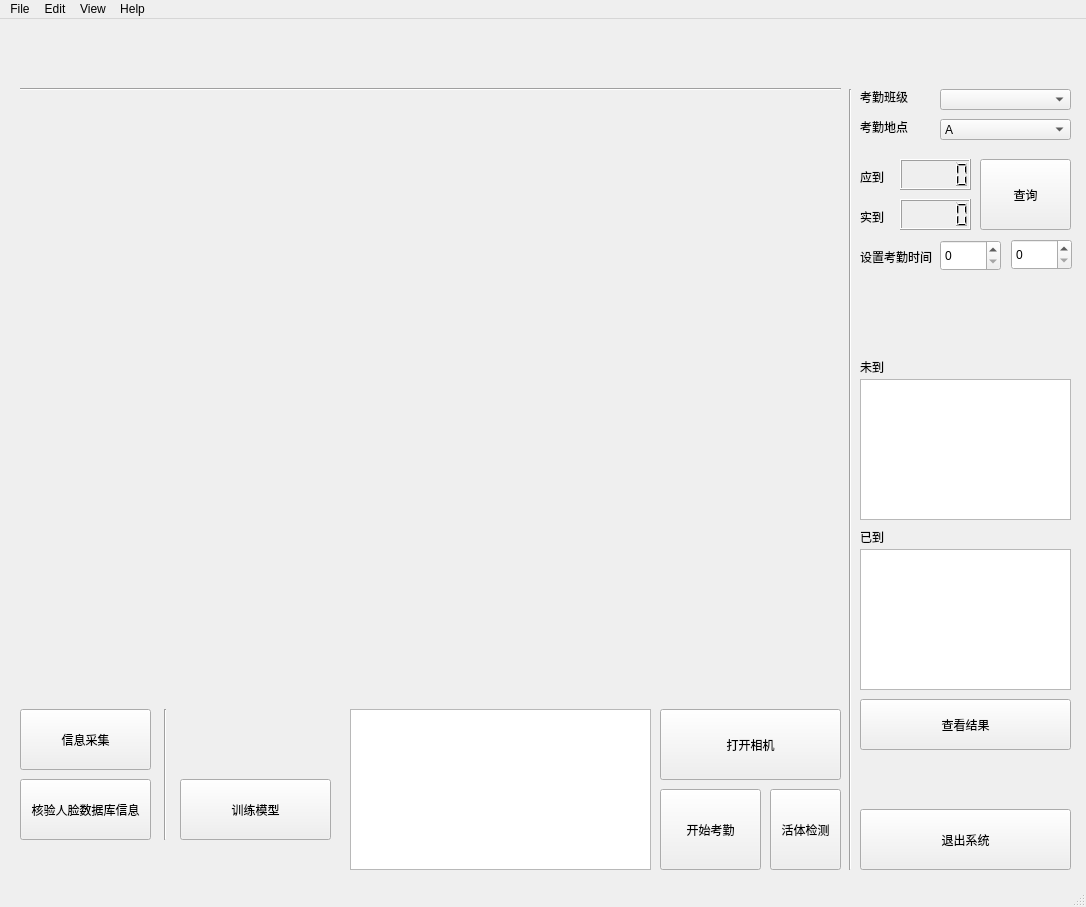
lostprobe99/Face-Recognition-Class-Attendance-System, file ui/mainwindow.ui: the form before one commit.
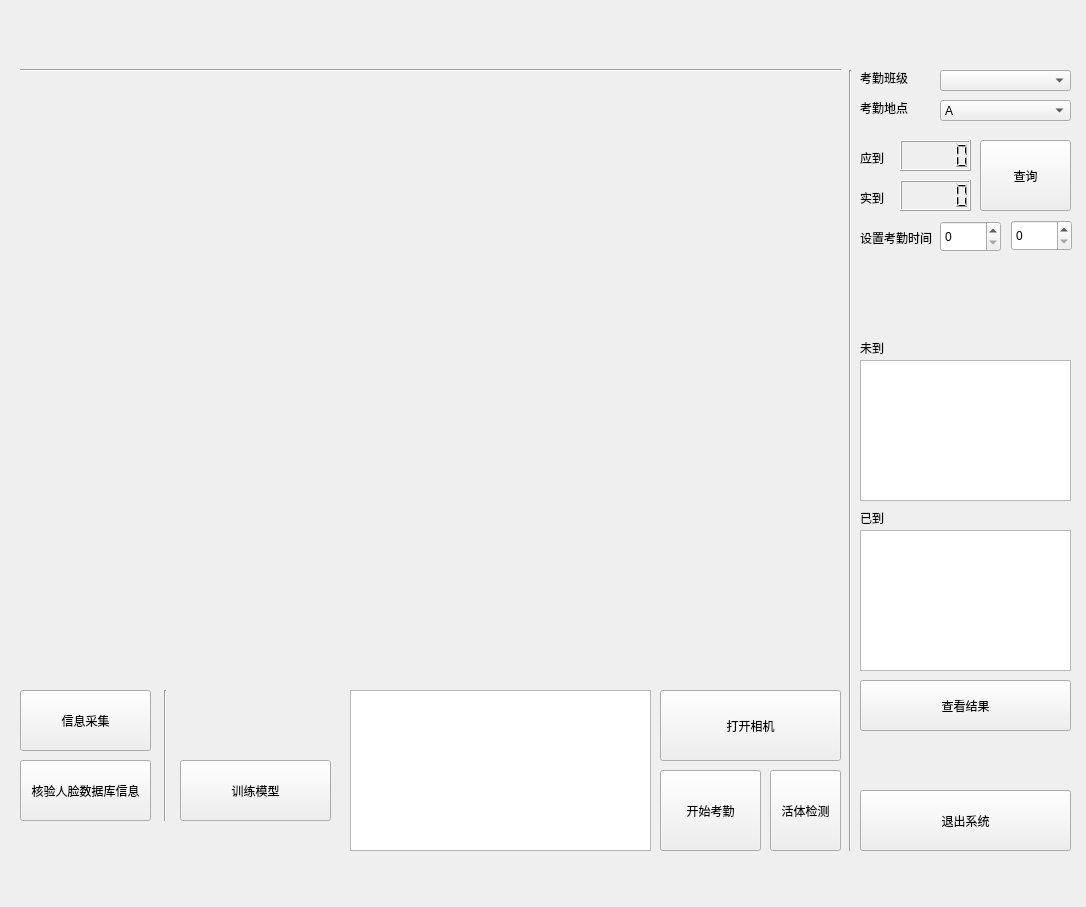
The form after the commit.

The edit to the form file:
```diff
--- a/ui/mainwindow.ui
+++ b/ui/mainwindow.ui
@@ -441,45 +441,6 @@
     </item>
    </widget>
   </widget>
-  <widget class="QMenuBar" name="menubar">
-   <property name="geometry">
-    <rect>
-     <x>0</x>
-     <y>0</y>
-     <width>1086</width>
-     <height>26</height>
-    </rect>
-   </property>
-   <widget class="QMenu" name="menuFile">
-    <property name="title">
-     <string>File</string>
-    </property>
-    <addaction name="actionOpen"/>
-    <addaction name="actionSetting"/>
-    <addaction name="actionExport"/>
-   </widget>
-   <widget class="QMenu" name="menuEdit">
-    <property name="title">
-     <string>Edit</string>
-    </property>
-   </widget>
-   <widget class="QMenu" name="menuView">
-    <property name="title">
-     <string>View</string>
-    </property>
-   </widget>
-   <widget class="QMenu" name="menuHelp">
-    <property name="title">
-     <string>Help</string>
-    </property>
-    <addaction name="actionAbout"/>
-   </widget>
-   <addaction name="menuFile"/>
-   <addaction name="menuEdit"/>
-   <addaction name="menuView"/>
-   <addaction name="menuHelp"/>
-  </widget>
-  <widget class="QStatusBar" name="statusbar"/>
   <action name="actionAbout">
    <property name="text">
     <string>About</string>
```
